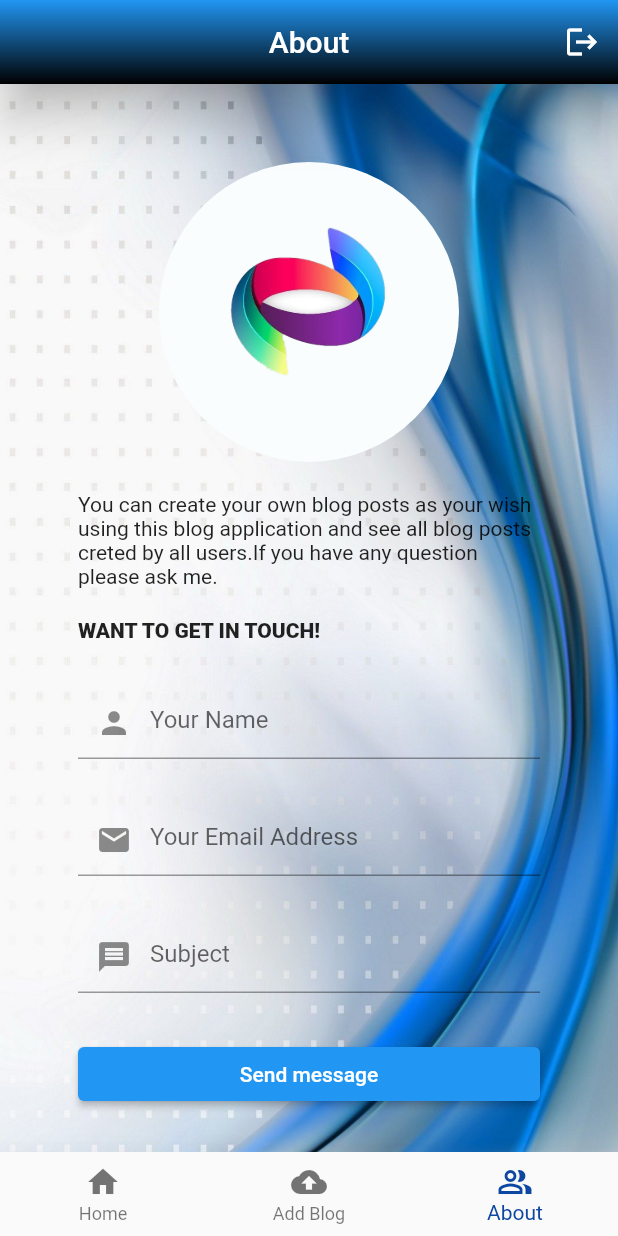
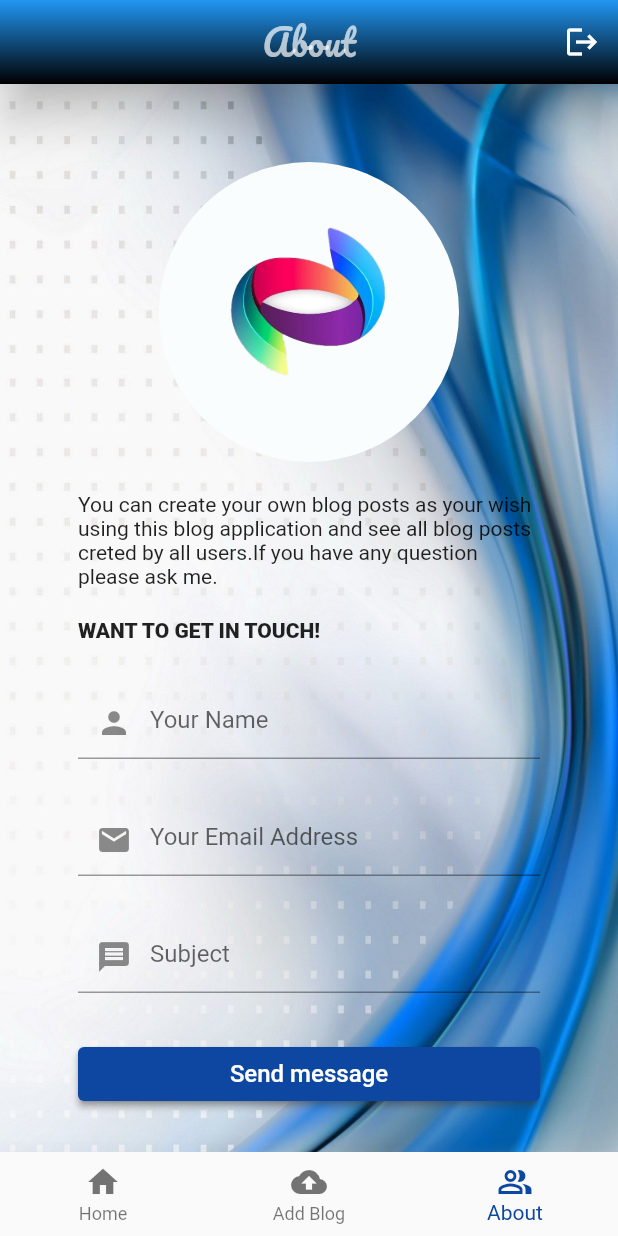
Before and after one commit to KAVINDYADEVINDI/blog-app, a Flutter app: the screen it shows once a user with an empty profile is signed in, item 3 of the bottom bar chosen, on a phone screen of 412 x 824 dp. Run offline on Flutter 3.47's test engine with Material 2 defaults, Android fonts, the phone set to English and light mode, and no system bars; our stand-ins replace cloud_firestore, email_validator, file_picker, firebase_auth, firebase_core, firebase_storage and 3 more; missing offline and left inert: mailer; accounts and stored records are empty.

Commit message:
about page css edited

```diff
--- a/blog_app/lib/setting.dart
+++ b/blog_app/lib/setting.dart
@@ -5,6 +5,7 @@ import 'package:mailer/mailer.dart';
 import 'package:mailer/smtp_server/mailgun.dart';
 import 'package:rflutter_alert/rflutter_alert.dart';
 import 'package:provider/provider.dart';
+import 'package:google_fonts/google_fonts.dart';
 
 import 'homePage.dart';
 
@@ -75,7 +76,7 @@ sendMail(String email,String name,String subject) async {
         title: ' Successfully Send message.Thank you',
         buttons: [
           DialogButton(
-            child: Text('Ok'),
+            child: Text('Ok',style: TextStyle(color: Colors.white70),),
             onPressed: ()=>{
               Navigator.of(context).push(MaterialPageRoute(
                   builder: (_){
@@ -83,6 +84,7 @@ sendMail(String email,String name,String subject) async {
                   }
                 ))
             },
+            color: Colors.blue[900],
           )
         ]
         ).show();
@@ -90,7 +92,15 @@ sendMail(String email,String name,String subject) async {
   return Scaffold(
        appBar: AppBar(
         centerTitle: true,
-        title:Text('About',style:TextStyle(fontSize: 20.0)),
+        title:Text(
+            'About',
+            style: GoogleFonts.pacifico(
+              textStyle: Theme.of(context).textTheme.headline4,
+              fontSize: 24,
+              color: Colors.white70,
+              fontWeight: FontWeight.w500,
+            ),
+        ),
         actions:<Widget>[
           IconButton(
             icon: Icon(Icons.logout),
@@ -151,6 +161,7 @@ sendMail(String email,String name,String subject) async {
                           hintText: "Your Name",
                           prefixIcon: Icon(Icons.person),
                         ),
+                        cursorColor: Colors.blue[900],
                         validator: (value){
                           if(value.isEmpty) {
                             return 'This field is required';
@@ -180,6 +191,7 @@ sendMail(String email,String name,String subject) async {
                           hintText: "Your Email Address",
                           prefixIcon: Icon(Icons.email),
                         ),
+                        cursorColor: Colors.blue[900],
                         validator: (value){
                           if(value.isEmpty) {
                             return 'This field is required';
@@ -206,6 +218,7 @@ sendMail(String email,String name,String subject) async {
                           hintText: "Subject",
                           prefixIcon: Icon(Icons.message),
                         ),
+                        cursorColor: Colors.blue[900],
                         validator: (value){
                           if(value.isEmpty) {
                             return 'This field is required';
@@ -231,7 +244,7 @@ sendMail(String email,String name,String subject) async {
                   SizedBox(height: 10),
                   Padding(padding:EdgeInsets.fromLTRB(20.0, 10.0, 20.0, 10.0),
                       child:ElevatedButton(
-                      child: Text('Send message'),
+                      child: Text('Send message',style: TextStyle(fontSize: 16.0),),
                       onPressed: (){
 
                         _email=emailController.text;
@@ -244,6 +257,10 @@ sendMail(String email,String name,String subject) async {
                           showAlert();
                         }
                       },
+                      style: ButtonStyle(
+                        backgroundColor:MaterialStateProperty.all<Color>(Colors.blue[900]),
+                        shadowColor: MaterialStateProperty.all<Color>(Colors.grey[700]),
+                      ),
                     ),
                   ),
 
--- a/blog_app/lib/signUp.dart
+++ b/blog_app/lib/signUp.dart
@@ -44,7 +44,7 @@ class _SignUpState extends State<SignUp> {
         title: ' Welcome to the Blog App',
         buttons: [
           DialogButton(
-            child: Text('Ok'),
+            child: Text('Ok',style: TextStyle(color: Colors.white70),),
             onPressed: ()=>{
               Navigator.of(context).push(MaterialPageRoute(
                   builder: (_){
@@ -52,6 +52,7 @@ class _SignUpState extends State<SignUp> {
                   }
                 ))
             },
+            color: Colors.blue[900],
           )
         ]
         ).show();
```
